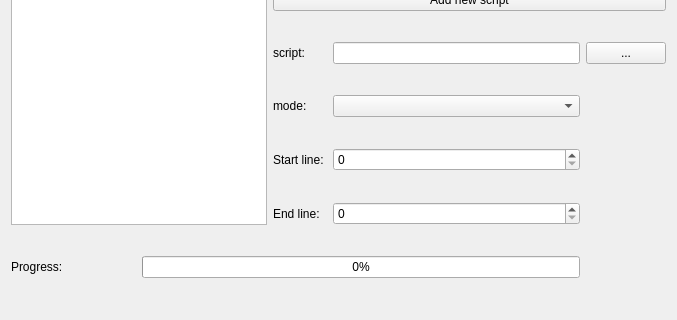
Before: the Qt Designer form src/SubFX/gui/ui/mainpanel.ui in fdar0536/SubFX, drawn with Qt 5; both pictures show x 0 to 677 and y 153 to 473 of the 677 by 473 pixel window.
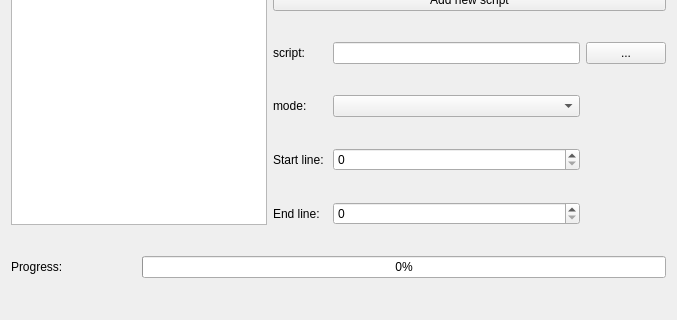
After: the same form once the commit is applied.

```diff
--- a/src/SubFX/gui/ui/mainpanel.ui
+++ b/src/SubFX/gui/ui/mainpanel.ui
@@ -41,13 +41,6 @@
    <item row="5" column="0" rowspan="5" colspan="2">
     <widget class="QListWidget" name="scriptList"/>
    </item>
-   <item row="11" column="1" colspan="3">
-    <widget class="QProgressBar" name="progressBar">
-     <property name="value">
-      <number>0</number>
-     </property>
-    </widget>
-   </item>
    <item row="3" column="1" colspan="3">
     <widget class="QLineEdit" name="outputPath">
      <property name="enabled">
@@ -127,6 +120,13 @@
      </property>
     </widget>
    </item>
+   <item row="11" column="1" colspan="4">
+    <widget class="QProgressBar" name="progressBar">
+     <property name="value">
+      <number>0</number>
+     </property>
+    </widget>
+   </item>
   </layout>
  </widget>
  <resources/>
```
